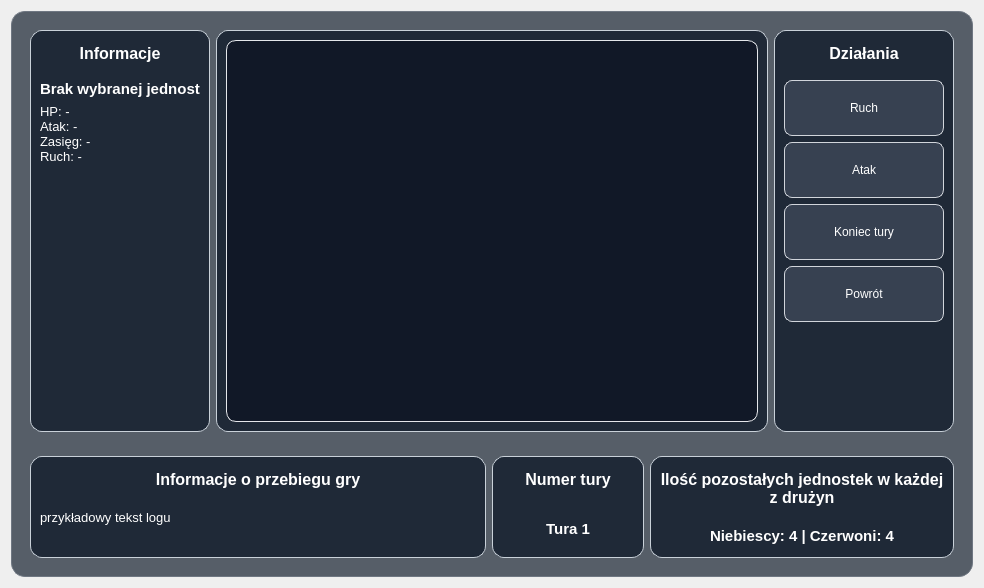
Old version of the form pages/battlepage.ui in the repository JuliaGrze/CPP_ProjektStudia_WarGame.
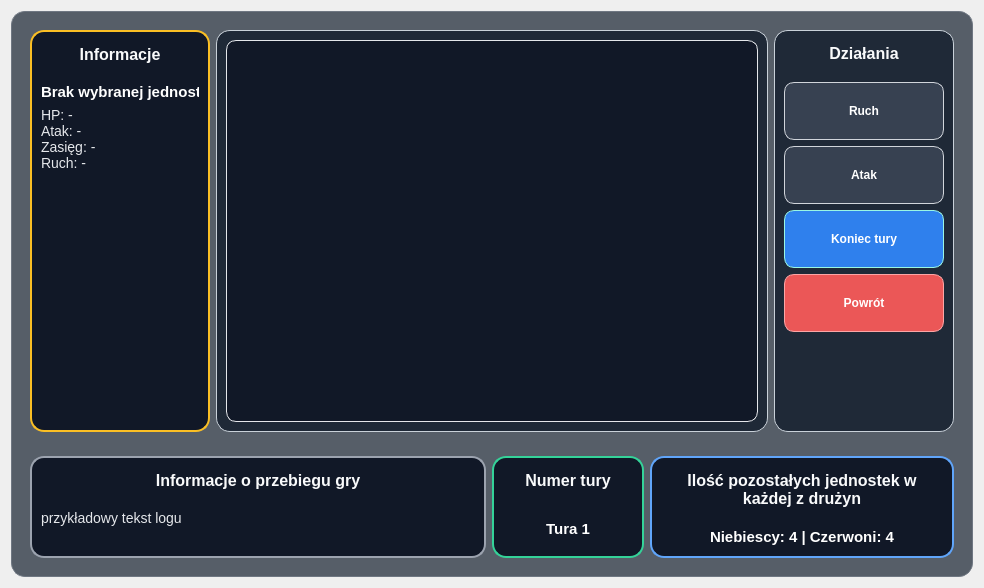
New version of the form.

Commit message: Drobne poprawki wyglądowe

The edit to the form file:
```diff
--- a/pages/battlepage.ui
+++ b/pages/battlepage.ui
@@ -34,7 +34,27 @@
 QFrame#teamsPanel {
     background-color: #1f2937;
     border: 1px solid #c9d1d9;
-    border-radius: 12px;
+    border-radius: 14px;
+}
+
+QFrame#leftInfoPanel {
+    background-color: #111827;
+    border: 2px solid #fbbf24;
+}
+
+QFrame#teamsPanel {
+    background-color: #111827;
+    border: 2px solid #60a5fa;
+}
+
+QFrame#turnPanel {
+    background-color: #111827;
+    border: 2px solid #34d399;
+}
+
+QFrame#battleLogPanel {
+    background-color: #111827;
+    border: 2px solid #9ca3af;
 }
 
 QFrame#boardContainer {
@@ -56,24 +76,32 @@
 QLabel#labelTurnTitle,
 QLabel#labelTeamsTitle {
     font-size: 16px;
-    font-weight: 700;
-    padding-bottom: 6px;
+    font-weight: 800;
+    padding-bottom: 8px;
+    color: #f9fafb;
 }
 
 QLabel#labelUnitName,
 QLabel#labelTurnNumber,
 QLabel#labelTeamsInfo {
     font-size: 15px;
-    font-weight: 600;
+    font-weight: 700;
+}
+
+QLabel#labelUnitStats,
+QLabel#labelBattleLog {
+    font-size: 14px;
+    color: #e5e7eb;
 }
 
 QPushButton {
     background-color: #374151;
     color: white;
     border: 1px solid #d1d5db;
-    border-radius: 8px;
+    border-radius: 10px;
     padding: 8px 12px;
-    min-height: 38px;
+    min-height: 40px;
+    font-weight: 700;
 }
 
 QPushButton:hover {
@@ -82,6 +110,24 @@
 
 QPushButton:pressed {
     background-color: #6b7280;
+}
+
+QPushButton#btnEndTurn {
+    background-color: #2f80ed;
+    border: 1px solid #99f6e4;
+}
+
+QPushButton#btnEndTurn:hover {
+    background-color: #115e59;
+}
+
+QPushButton#btnBackToMenu {
+    background-color: #eb5757;
+    border: 1px solid #fca5a5;
+}
+
+QPushButton#btnBackToMenu:hover {
+    background-color: #991b1b;
 }</string>
   </property>
   <layout class="QVBoxLayout" name="verticalLayout">
```
The commit also changes 1 other file.
